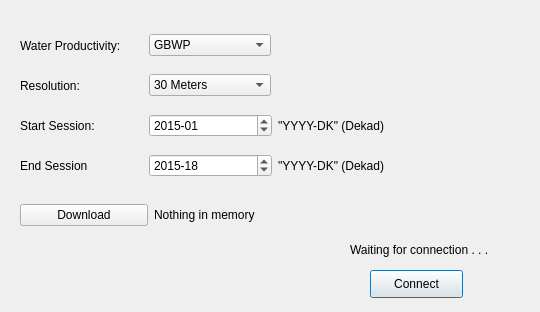
WAGIS/wap_plugin, file wap_plugin_dialog_base.ui: the form before one commit.
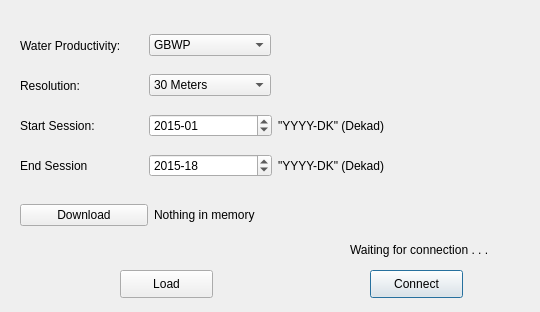
The form after the commit.

Commit message: load raster layer

The edit to the form file:
```diff
--- a/wap_plugin_dialog_base.ui
+++ b/wap_plugin_dialog_base.ui
@@ -231,6 +231,19 @@
     </item>
    </layout>
   </widget>
+  <widget class="QPushButton" name="loadButton">
+   <property name="geometry">
+    <rect>
+     <x>120</x>
+     <y>270</y>
+     <width>93</width>
+     <height>28</height>
+    </rect>
+   </property>
+   <property name="text">
+    <string>Load</string>
+   </property>
+  </widget>
  </widget>
  <resources/>
  <connections/>
```
Left out of the diff: 14 changed lines with no effect on the pictures. The commit also changes 1 other file.
